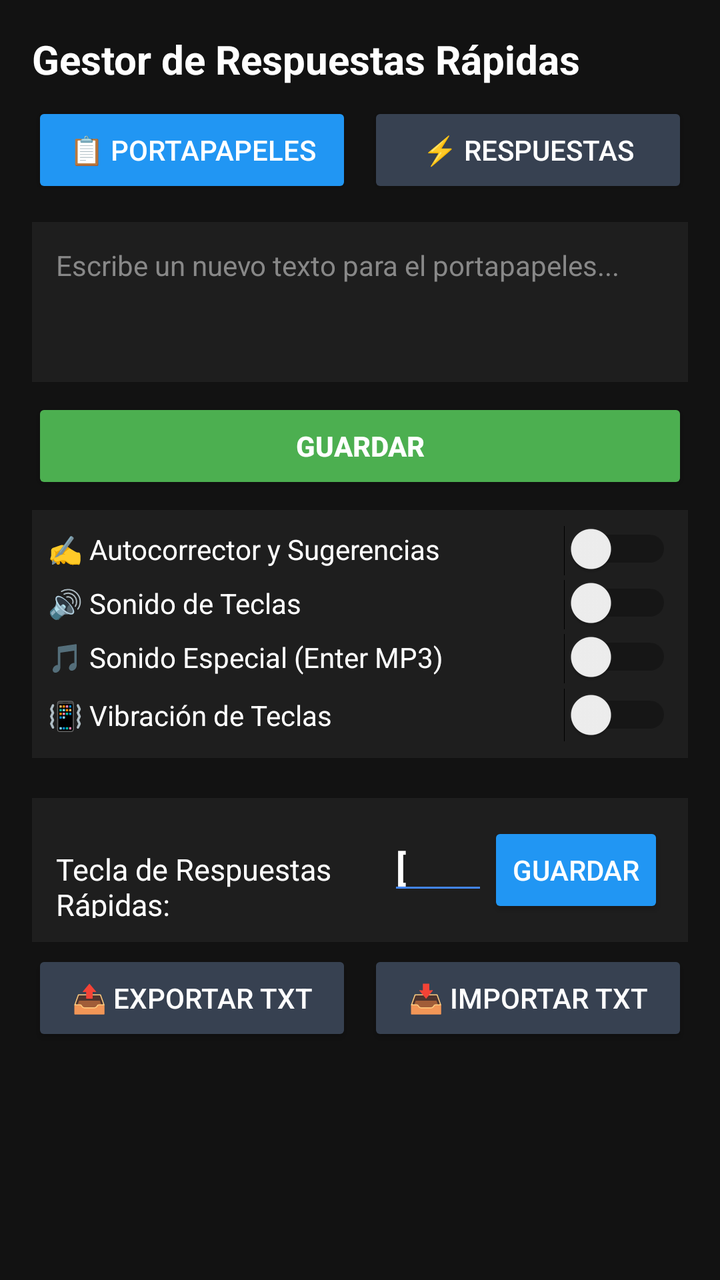
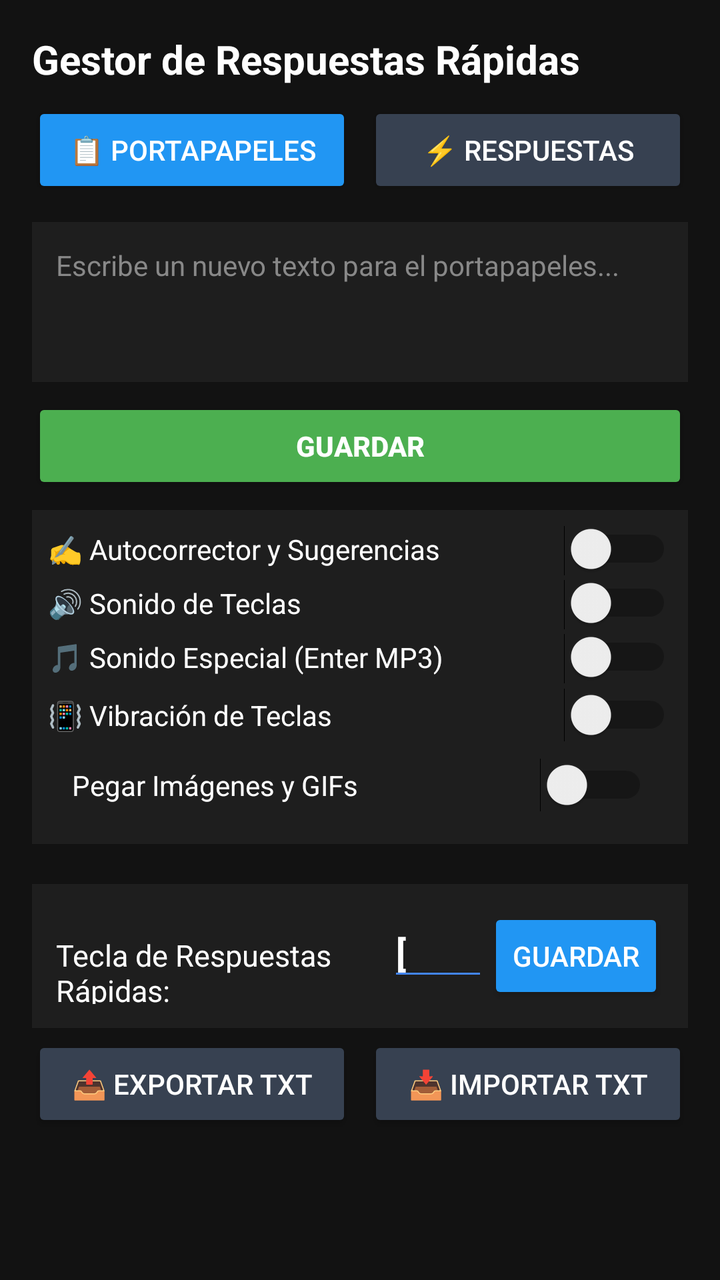

Screens rendered from an Android XML layout before and after an edit, with the pre-edit source and the edit as a unified diff.
<!-- AndroidManifest.xml: application theme Theme.AppCompat.Light.DarkActionBar -->
<!-- res/layout/activity_main.xml -->
<?xml version="1.0" encoding="utf-8"?>
<LinearLayout xmlns:android="http://schemas.android.com/apk/res/android"
    android:layout_width="match_parent"
    android:layout_height="match_parent"
    android:orientation="vertical"
    android:padding="16dp"
    android:background="#121212">

    
    <TextView
        android:layout_width="match_parent"
        android:layout_height="wrap_content"
        android:text="Gestor de Respuestas Rápidas"
        android:textColor="#FFFFFF"
        android:textSize="20sp"
        android:textStyle="bold"
        android:paddingBottom="8dp"/>

    
    <LinearLayout 
        android:layout_width="match_parent" 
        android:layout_height="wrap_content" 
        android:orientation="horizontal" 
        android:layout_marginBottom="12dp">
        
        <Button 
            android:id="@+id/btnTabClip" 
            android:layout_width="0dp" 
            android:layout_height="wrap_content" 
            android:layout_weight="1" 
            android:text="📋 Portapapeles" 
            android:backgroundTint="#2196F3" 
            android:textColor="#FFFFFF" 
            android:layout_marginEnd="4dp"/>
            
        <Button 
            android:id="@+id/btnTabQR" 
            android:layout_width="0dp" 
            android:layout_height="wrap_content" 
            android:layout_weight="1" 
            android:text="⚡ Respuestas" 
            android:backgroundTint="#374151" 
            android:textColor="#FFFFFF" 
            android:layout_marginStart="4dp"/>
    </LinearLayout>

    
    <LinearLayout 
        android:id="@+id/layoutClipInput" 
        android:layout_width="match_parent" 
        android:layout_height="wrap_content" 
        android:orientation="vertical">
        
        <EditText 
            android:id="@+id/etNewPin" 
            android:layout_width="match_parent" 
            android:layout_height="80dp" 
            android:background="#1E1E1E" 
            android:textColor="#FFFFFF" 
            android:textColorHint="#888888" 
            android:hint="Escribe un nuevo texto para el portapapeles..." 
            android:gravity="top|start" 
            android:padding="12dp" 
            android:textSize="14sp"/>
    </LinearLayout>

    
    <LinearLayout 
        android:id="@+id/layoutQRInput" 
        android:layout_width="match_parent" 
        android:layout_height="wrap_content" 
        android:orientation="vertical" 
        android:visibility="gone">
        
        <EditText 
            android:id="@+id/etQrShortcut" 
            android:layout_width="match_parent" 
            android:layout_height="wrap_content" 
            android:background="#1E1E1E" 
            android:textColor="#FFFFFF" 
            android:textColorHint="#888888" 
            android:hint="Clave (Ej: metodosdepago)" 
            android:padding="12dp" 
            android:layout_marginBottom="8dp" 
            android:textSize="14sp" 
            android:maxLines="1"/>
            
        <EditText 
            android:id="@+id/etQrText" 
            android:layout_width="match_parent" 
            android:layout_height="80dp" 
            android:background="#1E1E1E" 
            android:textColor="#FFFFFF" 
            android:textColorHint="#888888" 
            android:hint="Respuesta completa a enviar..." 
            android:gravity="top|start" 
            android:padding="12dp" 
            android:textSize="14sp"/>
    </LinearLayout>

    
    <Button 
        android:id="@+id/btnAdd" 
        android:layout_width="match_parent" 
        android:layout_height="wrap_content" 
        android:layout_marginTop="8dp" 
        android:text="Guardar" 
        android:backgroundTint="#4CAF50" 
        android:textColor="#FFFFFF" 
        android:textStyle="bold"/>

    
    <LinearLayout 
        android:layout_width="match_parent" 
        android:layout_height="wrap_content" 
        android:orientation="vertical" 
        android:layout_marginTop="8dp" 
        android:layout_marginBottom="4dp" 
        android:background="#1E1E1E" 
        android:padding="8dp">
        
        <Switch 
            android:id="@+id/switchAutocorrect" 
            android:layout_width="match_parent" 
            android:layout_height="wrap_content" 
            android:text="✍️ Autocorrector y Sugerencias" 
            android:textColor="#FFFFFF" 
            android:paddingBottom="4dp"/>

        <Switch 
            android:id="@+id/switchSound" 
            android:layout_width="match_parent" 
            android:layout_height="wrap_content" 
            android:text="🔊 Sonido de Teclas" 
            android:textColor="#FFFFFF" 
            android:paddingBottom="4dp"/>
            
        <Switch 
            android:id="@+id/switchSoundEnter" 
            android:layout_width="match_parent" 
            android:layout_height="wrap_content" 
            android:text="🎵 Sonido Especial (Enter MP3)" 
            android:textColor="#FFFFFF" 
            android:paddingBottom="4dp"/>
            
        <Switch 
            android:id="@+id/switchVibration" 
            android:layout_width="match_parent" 
            android:layout_height="wrap_content" 
            android:text="📳 Vibración de Teclas" 
            android:textColor="#FFFFFF" />
    </LinearLayout>

    
    <LinearLayout
        android:layout_width="match_parent"
        android:layout_height="wrap_content"
        android:orientation="horizontal"
        android:layout_marginTop="16dp"
        android:background="#1E1E1E"
        android:padding="12dp">

        <TextView
            android:layout_width="0dp"
            android:layout_height="wrap_content"
            android:layout_weight="1"
            android:text="Tecla de Respuestas Rápidas:"
            android:textColor="#FFFFFF"
            android:textSize="15sp"
            android:gravity="center_vertical"/>

        <EditText
            android:id="@+id/etQrTrigger"
            android:layout_width="50dp"
            android:layout_height="wrap_content"
            android:maxLength="1"
            android:textColor="#FFFFFF"
            android:textStyle="bold"
            android:textAlignment="center"
            android:backgroundTint="#4285F4"
            android:text="["/>

        <Button
            android:id="@+id/btnSaveTrigger"
            android:layout_width="wrap_content"
            android:layout_height="wrap_content"
            android:text="Guardar"
            android:backgroundTint="#2196F3"
            android:textColor="#FFFFFF"/>
    </LinearLayout>

    
    <LinearLayout
        android:layout_width="match_parent"
        android:layout_height="wrap_content"
        android:orientation="horizontal"
        android:layout_marginTop="4dp"
        android:layout_marginBottom="4dp">

        <Button
            android:id="@+id/btnExport"
            android:layout_width="0dp"
            android:layout_height="wrap_content"
            android:layout_weight="1"
            android:layout_marginEnd="4dp"
            android:text="📤 Exportar TXT"
            android:backgroundTint="#374151"
            android:textColor="#FFFFFF"/>

        <Button
            android:id="@+id/btnImport"
            android:layout_width="0dp"
            android:layout_height="wrap_content"
            android:layout_weight="1"
            android:layout_marginStart="4dp"
            android:text="📥 Importar TXT"
            android:backgroundTint="#374151"
            android:textColor="#FFFFFF"/>
    </LinearLayout>

    
    <androidx.recyclerview.widget.RecyclerView 
        android:id="@+id/rvMainPins" 
        android:layout_width="match_parent" 
        android:layout_height="0dp" 
        android:layout_weight="1" 
        android:layout_marginTop="4dp"/>

</LinearLayout>
<!-- resources referenced by this layout -->
<resources>

</resources>

<!-- the commit's change to res/layout/activity_main.xml (unified diff, before → after) -->
@@ -149,6 +149,15 @@
             android:layout_height="wrap_content" 
             android:text="📳 Vibración de Teclas" 
             android:textColor="#FFFFFF" />
+
+        <Switch
+            android:id="@+id/switchImagePaste"
+            android:layout_width="match_parent"
+            android:layout_height="wrap_content"
+            android:text="Pegar Imágenes y GIFs"
+            android:textColor="#FFFFFF"
+            android:padding="12dp" />
+        
     </LinearLayout>
 
     
